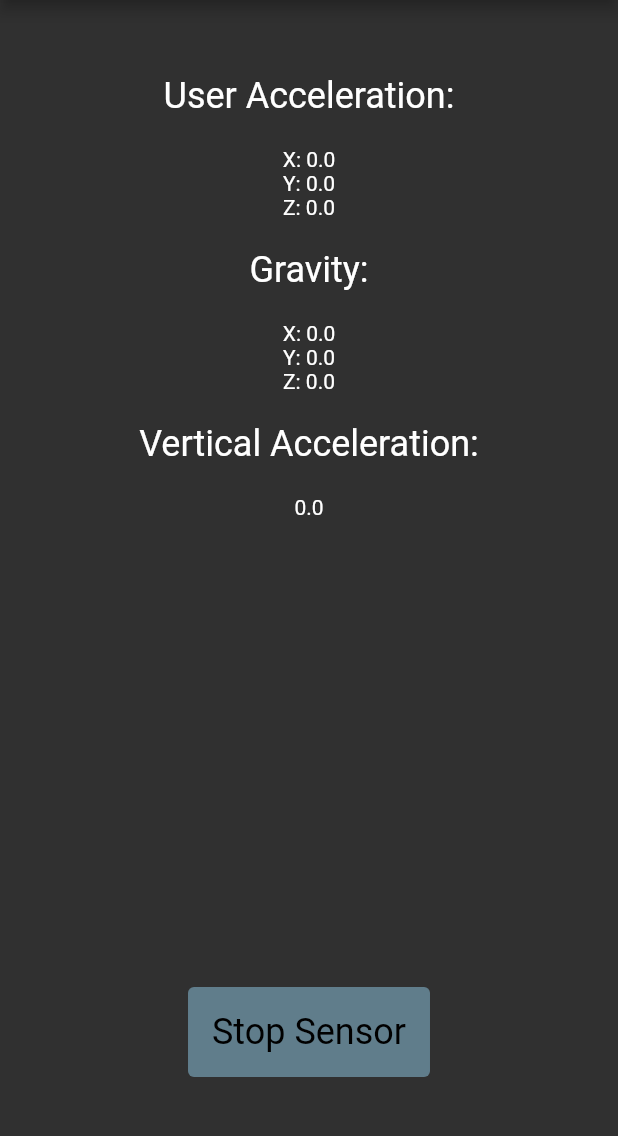
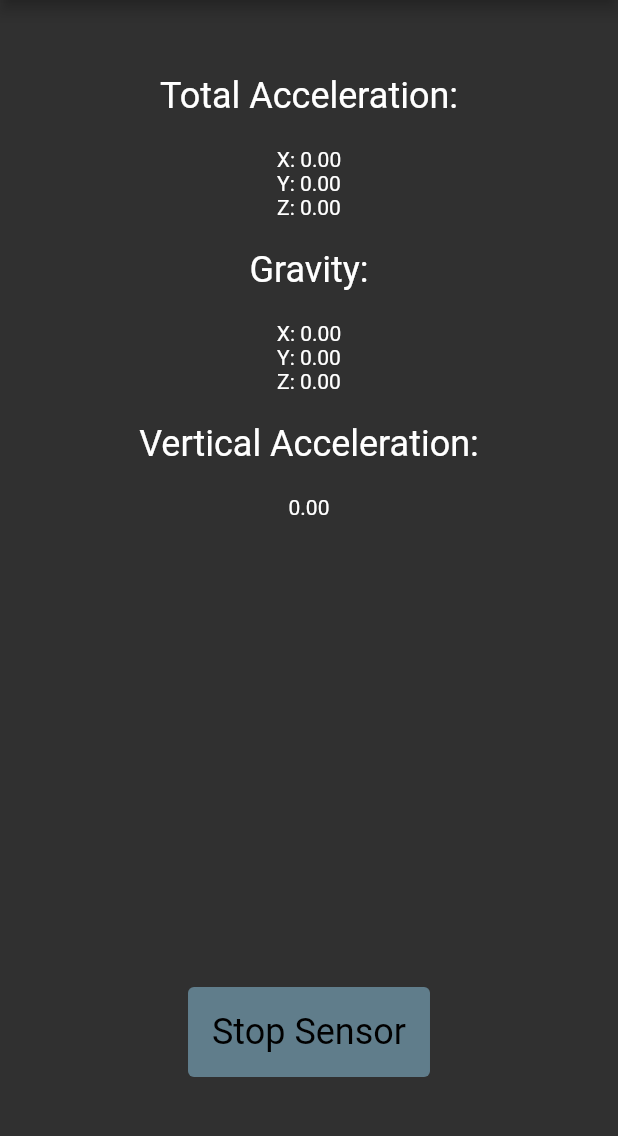
Before and after one commit to calexluke/smart_barbell_collar, a Flutter app: the screen it shows after launch, after a tap on "Start Sensor", on a phone screen of 412 x 824 dp, the part 84-1220 px from its top. Run offline on Flutter 3.47's test engine with Material 2 defaults, Android fonts, the phone set to English and light mode, and no system bars; our stand-ins replace sensors_plus.

```diff
--- a/lib/home_page.dart
+++ b/lib/home_page.dart
@@ -1,5 +1,8 @@
+import 'dart:async';
+
 import 'package:flutter/material.dart';
 import 'package:sensors_plus/sensors_plus.dart';
+import 'sensor_manager.dart';
 import 'constants.dart';
 
 class HomePage extends StatefulWidget {
@@ -21,29 +24,14 @@ class HomePage extends StatefulWidget {
 }
 
 class _HomePageState extends State<HomePage> {
-  int _counter = 0;
   String buttonText = "Start Sensor";
   bool collectingData = false;
 
-  Column accelerationStack(AccelerometerEvent event) {
-    return Column(
-      children: [
-        Text('X: ${event.x}',
-        style: Theme.of(context).textTheme.bodyMedium),
-        Text('Y: ${event.y}',
-            style: Theme.of(context).textTheme.bodyMedium),
-        Text('Z: ${event.z}',
-            style: Theme.of(context).textTheme.bodyMedium),
-      ],
-    );
-  }
-
-  void toggleDataCollection() {
-    setState(() {
-      collectingData = !collectingData;
-      buttonText = collectingData ? "Stop Sensor" : "Start Sensor";
-    });
-  }
+  // subscription variables for sensor stream
+  Acceleration _latestAccelerometerValue = Acceleration(0, 0, 0);
+  Acceleration _latestGravityValue = Acceleration(0, 0, 0);
+  double _verticalAcceleration = 0.0;
+  final _streamSubscriptions = <StreamSubscription<dynamic>>[];
 
   @override
   Widget build(BuildContext context) {
@@ -55,38 +43,20 @@ class _HomePageState extends State<HomePage> {
     // than having to individually change instances of widgets.
     return Scaffold(
       appBar: AppBar(
-        // Here we take the value from the MyHomePage object that was created by
-        // the App.build method, and use it to set our appbar title.
         title: Text(widget.title),
       ),
       body: Center(
-        // Center is a layout widget. It takes a single child and positions it
-        // in the middle of the parent.
         child: Column(
-          // Column is also a layout widget. It takes a list of children and
-          // arranges them vertically. By default, it sizes itself to fit its
-          // children horizontally, and tries to be as tall as its parent.
-          //
-          // Invoke "debug painting" (press "p" in the console, choose the
-          // "Toggle Debug Paint" action from the Flutter Inspector in Android
-          // Studio, or the "Toggle Debug Paint" command in Visual Studio Code)
-          // to see the wireframe for each widget.
-          //
-          // Column has various properties to control how it sizes itself and
-          // how it positions its children. Here we use mainAxisAlignment to
-          // center the children vertically; the main axis here is the vertical
-          // axis because Columns are vertical (the cross axis would be
-          // horizontal).
           mainAxisAlignment: MainAxisAlignment.center,
           children: <Widget>[
             Padding(
               padding: const EdgeInsets.fromLTRB(20, 50, 20, 20),
               child: Text(
-                'User Acceleration:',
+                'Total Acceleration:',
                   style: Theme.of(context).textTheme.headline5
               ),
             ),
-            accelerationStack(AccelerometerEvent(0.0, 0.0, 0.0)),
+            accelerationStack(_latestAccelerometerValue),
             Padding(
               padding: const EdgeInsets.all(20.0),
               child: Text(
@@ -94,7 +64,7 @@ class _HomePageState extends State<HomePage> {
                   style: Theme.of(context).textTheme.headline5
               ),
             ),
-            accelerationStack(AccelerometerEvent(0.0, 0.0, 0.0)),
+            accelerationStack(_latestGravityValue),
             Padding(
               padding: const EdgeInsets.all(20.0),
               child: Text(
@@ -103,7 +73,7 @@ class _HomePageState extends State<HomePage> {
               ),
             ),
             Text(
-              '0.0',
+              _verticalAcceleration.toStringAsFixed(2),
                 style: Theme.of(context).textTheme.bodyMedium
             ),
             Spacer(),
@@ -122,4 +92,79 @@ class _HomePageState extends State<HomePage> {
       ),
     );
   }
+
+  @override
+  void dispose() {
+    super.dispose();
+    cancelSensorSubscriptions();
+  }
+
+  Column accelerationStack(Acceleration event) {
+    return Column(
+      children: [
+        Text('X: ${event.x.toStringAsFixed(2)}',
+            style: Theme.of(context).textTheme.bodyMedium),
+        Text('Y: ${event.y.toStringAsFixed(2)}',
+            style: Theme.of(context).textTheme.bodyMedium),
+        Text('Z: ${event.z.toStringAsFixed(2)}',
+            style: Theme.of(context).textTheme.bodyMedium),
+      ],
+    );
+  }
+
+  // TODO: move all this sensor functionality into SensorManager
+
+  // sensor subscription methods
+  void subscribeToSensors() {
+    // subscribe to total acceleration
+    _streamSubscriptions.add(
+      accelerometerEvents.listen(
+            (AccelerometerEvent event) {
+          setState(() {
+            _latestAccelerometerValue = Acceleration(event.x, event.y, event.z);
+          });
+        },
+      ),
+    );
+
+    // subscribe to user acceleration, calculate gravity
+    _streamSubscriptions.add(
+      userAccelerometerEvents.listen(
+            (UserAccelerometerEvent event) {
+
+              // calculate gravity: total acceleration - user acceleration
+              Acceleration gravity = Acceleration(
+                  _latestAccelerometerValue.x - event.x,
+                  _latestAccelerometerValue.y - event.y,
+                  _latestAccelerometerValue.z - event.z);
+          setState(() {
+            _latestGravityValue = gravity;
+          });
+        },
+      ),
+    );
+  }
+
+  void updateVerticalAcceleration() {
+
+  }
+
+  void cancelSensorSubscriptions() {
+    for (final subscription in _streamSubscriptions) {
+      subscription.cancel();
+    }
+  }
+
+  void toggleDataCollection() {
+    setState(() {
+      collectingData = !collectingData;
+      buttonText = collectingData ? "Stop Sensor" : "Start Sensor";
+    });
+
+    if (collectingData) {
+      subscribeToSensors();
+    } else {
+      cancelSensorSubscriptions();
+    }
+  }
 }
--- /dev/null
+++ b/lib/sensor_manager.dart
@@ -0,0 +1,13 @@
+class Acceleration {
+  double x;
+  double y;
+  double z;
+
+  Acceleration(this.x, this.y, this.z);
+}
+
+class SensorManager {
+
+  // TODO: move all sensor related code to this class, use provider pattern
+
+}
```
